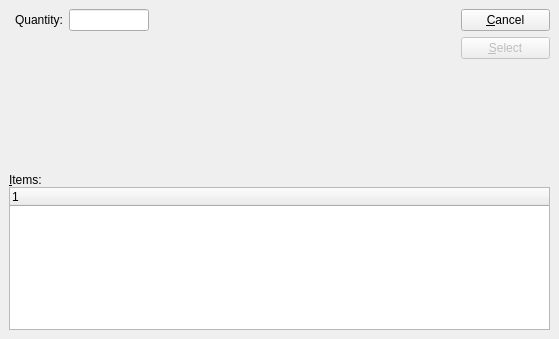
Qt form xtuple/trunk/guiclient/priceList.ui (WooodHead/xtuple) before a commit.
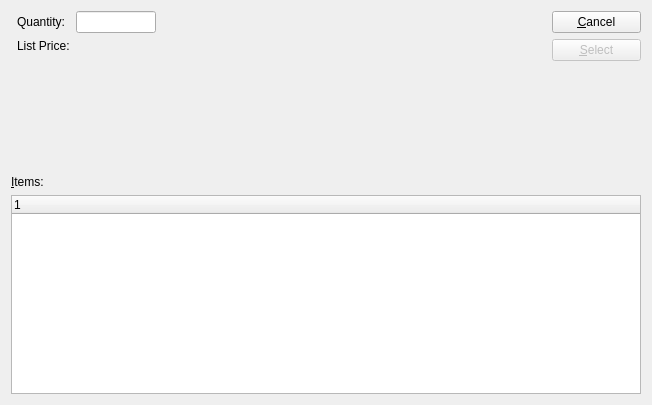
The same form after that commit. Custom widgets are drawn as their Qt base class.

Commit message: bug #11825 - show more info so rationale for prices can be determined, including list price and discount details. moved primary query to metasql for easier maintenance. fixed tab order and xtreewidget column references.

```diff
--- a/xtuple/trunk/guiclient/priceList.ui
+++ b/xtuple/trunk/guiclient/priceList.ui
@@ -9,44 +9,24 @@
 to be bound by its terms.</comment>
  <exportmacro></exportmacro>
  <class>priceList</class>
- <widget class="QDialog" name="priceList" >
-  <property name="geometry" >
+ <widget class="QDialog" name="priceList">
+  <property name="geometry">
    <rect>
     <x>0</x>
     <y>0</y>
-    <width>559</width>
-    <height>339</height>
+    <width>652</width>
+    <height>405</height>
    </rect>
   </property>
   <property name="windowTitle" >
    <string>Price List</string>
   </property>
-  <layout class="QVBoxLayout" >
-   <property name="margin" >
-    <number>9</number>
-   </property>
-   <property name="spacing" >
-    <number>6</number>
-   </property>
+  <layout class="QGridLayout" name="gridLayout">
+   <item row="0" column="0">
+    <layout class="QVBoxLayout">
    <item>
-    <layout class="QHBoxLayout" >
-     <property name="margin" >
-      <number>0</number>
-     </property>
-     <property name="spacing" >
-      <number>6</number>
-     </property>
-     <item>
-      <layout class="QVBoxLayout" >
-       <property name="margin" >
-        <number>0</number>
-       </property>
-       <property name="spacing" >
-        <number>6</number>
-       </property>
-       <item>
-        <widget class="CustCluster" name="_cust" >
-         <property name="enabled" >
+      <widget class="CustCluster" name="_cust">
+       <property name="enabled">
           <bool>false</bool>
          </property>
         </widget>
@@ -60,25 +40,11 @@
        </item>
       </layout>
      </item>
-     <item>
-      <layout class="QVBoxLayout" >
-       <property name="margin" >
-        <number>0</number>
-       </property>
-       <property name="spacing" >
-        <number>0</number>
-       </property>
-       <item>
-        <layout class="QHBoxLayout" >
-         <property name="margin" >
-          <number>0</number>
-         </property>
-         <property name="spacing" >
-          <number>6</number>
-         </property>
-         <item>
-          <widget class="QLabel" name="_qtyLit" >
-           <property name="text" >
+   <item row="0" column="1">
+    <layout class="QFormLayout" name="formLayout">
+     <item row="0" column="0">
+      <widget class="QLabel" name="_qtyLit">
+       <property name="text">
             <string>Quantity:</string>
            </property>
            <property name="alignment" >
@@ -89,12 +55,10 @@
            </property>
           </widget>
          </item>
-         <item>
-          <widget class="XLineEdit" name="_qty" >
-           <property name="sizePolicy" >
-            <sizepolicy>
-             <hsizetype>5</hsizetype>
-             <vsizetype>0</vsizetype>
+     <item row="0" column="1">
+      <widget class="XLineEdit" name="_qty">
+       <property name="sizePolicy">
+        <sizepolicy hsizetype="Preferred" vsizetype="Fixed">
              <horstretch>0</horstretch>
              <verstretch>0</verstretch>
             </sizepolicy>
@@ -107,60 +71,46 @@
            </property>
           </widget>
          </item>
-        </layout>
-       </item>
-       <item>
-        <spacer>
-         <property name="orientation" >
-          <enum>Qt::Vertical</enum>
-         </property>
-         <property name="sizeType" >
-          <enum>QSizePolicy::Expanding</enum>
-         </property>
-         <property name="sizeHint" >
-          <size>
-           <width>125</width>
-           <height>20</height>
-          </size>
-         </property>
-        </spacer>
-       </item>
-      </layout>
-     </item>
-     <item>
+     <item row="1" column="0">
+      <widget class="XLabel" name="_listPriceLit">
+       <property name="text">
+        <string>List Price:</string>
+       </property>
+      </widget>
+     </item>
+     <item row="1" column="1">
+      <widget class="XLabel" name="_listPrice"/>
+     </item>
+    </layout>
+   </item>
+   <item row="0" column="2">
       <spacer>
-       <property name="orientation" >
+     <property name="orientation">
         <enum>Qt::Horizontal</enum>
        </property>
        <property name="sizeType" >
         <enum>QSizePolicy::Expanding</enum>
        </property>
-       <property name="sizeHint" >
+     <property name="sizeHint" stdset="0">
         <size>
-         <width>0</width>
+       <width>4</width>
          <height>158</height>
         </size>
        </property>
       </spacer>
      </item>
+   <item row="0" column="3">
+    <layout class="QVBoxLayout">
      <item>
-      <layout class="QVBoxLayout" >
-       <property name="margin" >
-        <number>0</number>
-       </property>
-       <property name="spacing" >
-        <number>6</number>
-       </property>
-       <item>
-        <widget class="QPushButton" name="_close" >
-         <property name="text" >
+      <widget class="QPushButton" name="_close">
+       <property name="text">
           <string>&amp;Cancel</string>
          </property>
         </widget>
        </item>
        <item>
-        <widget class="QPushButton" name="_select" >
-         <property name="enabled" >
+      <widget class="QPushButton" name="_select">
+       <property name="enabled">
           <bool>false</bool>
          </property>
          <property name="text" >
@@ -176,13 +126,13 @@
        </item>
        <item>
         <spacer>
-         <property name="orientation" >
+       <property name="orientation">
           <enum>Qt::Vertical</enum>
          </property>
-         <property name="sizeType" >
+       <property name="sizeType">
           <enum>QSizePolicy::Expanding</enum>
          </property>
-         <property name="sizeHint" >
+       <property name="sizeHint" stdset="0">
           <size>
            <width>89</width>
            <height>20</height>
@@ -192,34 +142,9 @@
        </item>
       </layout>
      </item>
-    </layout>
-   </item>
-   <item>
-    <widget class="QFrame" name="frame" >
-     <property name="sizePolicy" >
-      <sizepolicy>
-       <hsizetype>5</hsizetype>
-       <vsizetype>7</vsizetype>
-       <horstretch>0</horstretch>
-       <verstretch>1</verstretch>
-      </sizepolicy>
-     </property>
-     <property name="frameShape" >
-      <enum>QFrame::NoFrame</enum>
-     </property>
-     <property name="frameShadow" >
-      <enum>QFrame::Plain</enum>
-     </property>
-     <layout class="QVBoxLayout" >
-      <property name="margin" >
-       <number>0</number>
-      </property>
-      <property name="spacing" >
-       <number>0</number>
-      </property>
-      <item>
-       <widget class="QLabel" name="_pricesLit" >
-        <property name="text" >
+   <item row="1" column="0" colspan="4">
+    <widget class="QLabel" name="_pricesLit">
+     <property name="text">
          <string>&amp;Items:</string>
         </property>
         <property name="buddy" >
@@ -227,17 +152,15 @@
         </property>
        </widget>
       </item>
-      <item>
-       <widget class="XTreeWidget" name="_price" >
-        <property name="sizePolicy" >
-         <sizepolicy>
-          <hsizetype>7</hsizetype>
-          <vsizetype>7</vsizetype>
+   <item row="2" column="0" colspan="4">
+    <widget class="XTreeWidget" name="_price">
+     <property name="sizePolicy">
+      <sizepolicy hsizetype="Expanding" vsizetype="Expanding">
           <horstretch>0</horstretch>
-          <verstretch>0</verstretch>
-         </sizepolicy>
-        </property>
-        <property name="minimumSize" >
+       <verstretch>2</verstretch>
+      </sizepolicy>
+     </property>
+     <property name="minimumSize">
          <size>
           <width>0</width>
           <height>100</height>
@@ -247,18 +170,24 @@
       </item>
      </layout>
     </widget>
-   </item>
-  </layout>
- </widget>
- <layoutdefault spacing="6" margin="11" />
+ <layoutdefault spacing="6" margin="11"/>
  <pixmapfunction>qPixmapFromMimeSource</pixmapfunction>
  <customwidgets>
   <customwidget>
-   <class>XTreeWidget</class>
-   <extends>QTreeWidget</extends>
-   <header>xtreewidget.h</header>
-   <container>0</container>
-   <pixmap></pixmap>
+   <class>CustCluster</class>
+   <extends>QWidget</extends>
+   <header>custcluster.h</header>
+  </customwidget>
+  <customwidget>
+   <class>ItemCluster</class>
+   <extends>QWidget</extends>
+   <header>itemcluster.h</header>
+   <container>1</container>
+  </customwidget>
+  <customwidget>
+   <class>XLabel</class>
+   <extends>QLabel</extends>
+   <header>xlabel.h</header>
   </customwidget>
   <customwidget>
    <class>XLineEdit</class>
@@ -268,18 +197,10 @@
    <pixmap></pixmap>
   </customwidget>
   <customwidget>
-   <class>ItemCluster</class>
-   <extends>QWidget</extends>
-   <header>itemcluster.h</header>
-   <container>0</container>
-   <pixmap></pixmap>
-  </customwidget>
-  <customwidget>
-   <class>CustCluster</class>
-   <extends>QWidget</extends>
-   <header>custcluster.h</header>
-   <container>0</container>
-   <pixmap></pixmap>
+   <class>XTreeWidget</class>
+   <extends>QTreeWidget</extends>
+   <header>xtreewidget.h</header>
+   <container>1</container>
   </customwidget>
  </customwidgets>
  <tabstops>
```
Left out of the diff: 44 changed lines with no effect on the pictures. Lines whose indentation alone changed are shown as unchanged. The commit also changes 3 other files.
